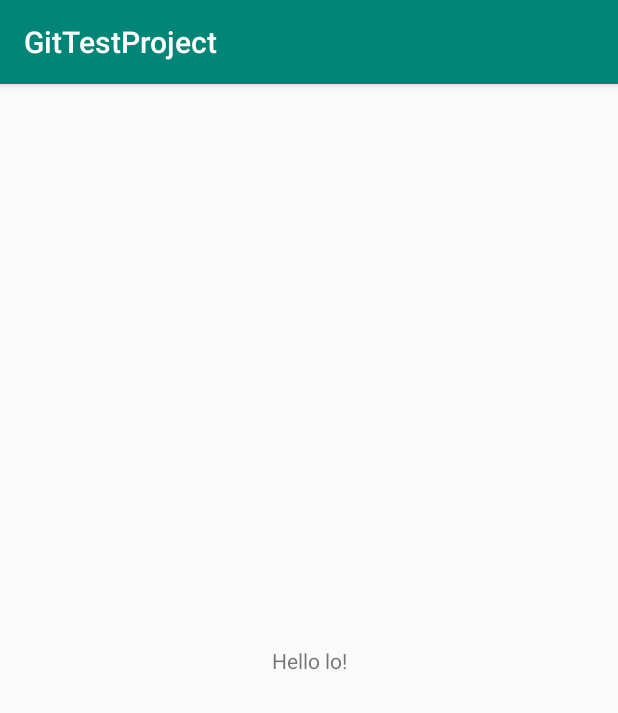
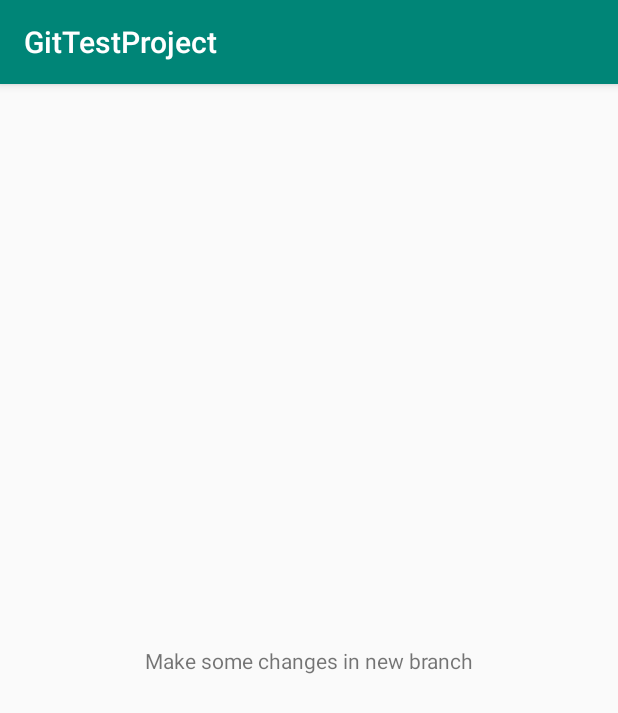
Before and after one commit to sergeyBalotnikov/Homework, an Android app: the screen it shows after launch (MainActivity), on a phone screen of 412 x 824 dp. Shown: the top 713 px of the screen. Run offline under Robolectric (Android 15) with nearby library versions, the phone set to English and light mode, and no system bars.

Commit message:
Test Branch 4 commit Some changes in new Branch

```diff
--- a/GitTestProject/app/src/main/res/layout/activity_main.xml
+++ b/GitTestProject/app/src/main/res/layout/activity_main.xml
@@ -9,7 +9,7 @@
     <TextView
         android:layout_width="wrap_content"
         android:layout_height="wrap_content"
-        android:text="Hello lo!"
+        android:text="Make some changes in new branch"
         app:layout_constraintBottom_toBottomOf="parent"
         app:layout_constraintLeft_toLeftOf="parent"
         app:layout_constraintRight_toRightOf="parent"
```
